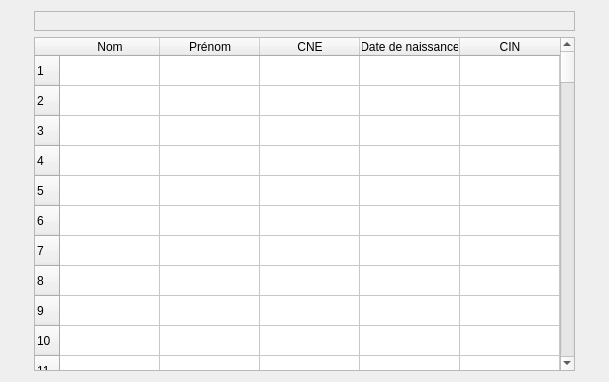
Old version of the form etudiant.ui in the repository khalilh2002/Interface-Graphique-pour-gestion-de-departement-Informatique-de-FST.
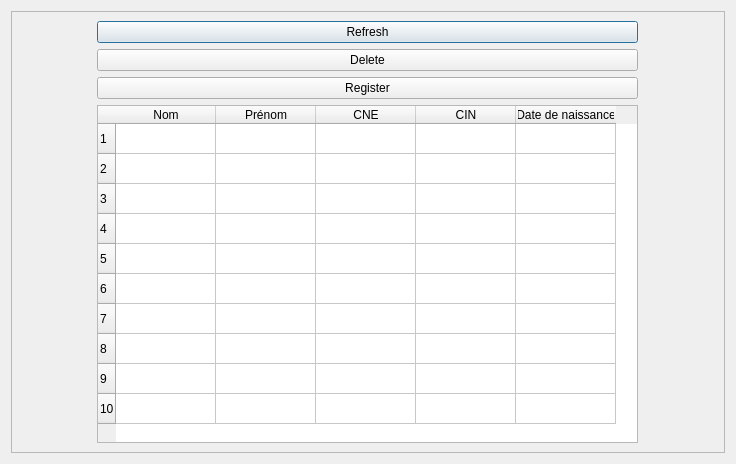
New version of the form.

Patch:
```diff
--- a/etudiant.ui
+++ b/etudiant.ui
@@ -6,26 +6,51 @@
    <rect>
     <x>0</x>
     <y>0</y>
-    <width>609</width>
-    <height>382</height>
+    <width>736</width>
+    <height>464</height>
    </rect>
   </property>
   <property name="windowTitle">
    <string>Etudants</string>
   </property>
-  <layout class="QGridLayout" name="gridLayout">
-   <item row="0" column="0">
+  <layout class="QVBoxLayout" name="verticalLayout">
+   <item>
     <widget class="QFrame" name="frame">
+     <property name="sizePolicy">
+      <sizepolicy hsizetype="Preferred" vsizetype="Preferred">
+       <horstretch>0</horstretch>
+       <verstretch>0</verstretch>
+      </sizepolicy>
+     </property>
      <property name="frameShape">
       <enum>QFrame::StyledPanel</enum>
      </property>
      <property name="frameShadow">
       <enum>QFrame::Raised</enum>
      </property>
-     <layout class="QHBoxLayout" name="horizontalLayout"/>
+     <layout class="QGridLayout" name="gridLayout">
+      <item row="0" column="0">
+       <widget class="QPushButton" name="pushButton">
+        <property name="text">
+         <string>Refresh</string>
+        </property>
+       </widget>
+      </item>
+      <item row="1" column="0">
+       <widget class="QPushButton" name="pushButton_delete">
+        <property name="text">
+         <string>Delete</string>
+        </property>
     </widget>
    </item>
    <item row="2" column="0">
+       <widget class="QPushButton" name="pushButton_registre">
+        <property name="text">
+         <string>Register</string>
+        </property>
+       </widget>
+      </item>
+      <item row="3" column="0">
     <widget class="QTableWidget" name="tableWidget">
      <property name="sizePolicy">
       <sizepolicy hsizetype="Maximum" vsizetype="Maximum">
@@ -39,99 +64,18 @@
        <height>371</height>
       </size>
      </property>
+        <property name="selectionBehavior">
+         <enum>QAbstractItemView::SelectRows</enum>
+        </property>
+        <property name="gridStyle">
+         <enum>Qt::SolidLine</enum>
+        </property>
      <property name="rowCount">
+         <number>10</number>
+        </property>
+        <attribute name="horizontalHeaderDefaultSectionSize">
       <number>100</number>
-     </property>
-     <row/>
-     <row/>
-     <row/>
-     <row/>
-     <row/>
-     <row/>
-     <row/>
-     <row/>
-     <row/>
-     <row/>
-     <row/>
-     <row/>
-     <row/>
-     <row/>
-     <row/>
-     <row/>
-     <row/>
-     <row/>
-     <row/>
-     <row/>
-     <row/>
-     <row/>
-     <row/>
-     <row/>
-     <row/>
-     <row/>
-     <row/>
-     <row/>
-     <row/>
-     <row/>
-     <row/>
-     <row/>
-     <row/>
-     <row/>
-     <row/>
-     <row/>
-     <row/>
-     <row/>
-     <row/>
-     <row/>
-     <row/>
-     <row/>
-     <row/>
-     <row/>
-     <row/>
-     <row/>
-     <row/>
-     <row/>
-     <row/>
-     <row/>
-     <row/>
-     <row/>
-     <row/>
-     <row/>
-     <row/>
-     <row/>
-     <row/>
-     <row/>
-     <row/>
-     <row/>
-     <row/>
-     <row/>
-     <row/>
-     <row/>
-     <row/>
-     <row/>
-     <row/>
-     <row/>
-     <row/>
-     <row/>
-     <row/>
-     <row/>
-     <row/>
-     <row/>
-     <row/>
-     <row/>
-     <row/>
-     <row/>
-     <row/>
-     <row/>
-     <row/>
-     <row/>
-     <row/>
-     <row/>
-     <row/>
-     <row/>
-     <row/>
-     <row/>
-     <row/>
-     <row/>
+        </attribute>
      <row/>
      <row/>
      <row/>
@@ -160,16 +104,19 @@
        <string>CNE</string>
       </property>
      </column>
-     <column>
-      <property name="text">
-       <string>Date de naissance</string>
-      </property>
-     </column>
      <column>
       <property name="text">
        <string>CIN</string>
       </property>
      </column>
+        <column>
+         <property name="text">
+          <string>Date de naissance</string>
+         </property>
+        </column>
+       </widget>
+      </item>
+     </layout>
     </widget>
    </item>
   </layout>
```
Lines whose indentation alone changed are shown as unchanged.
